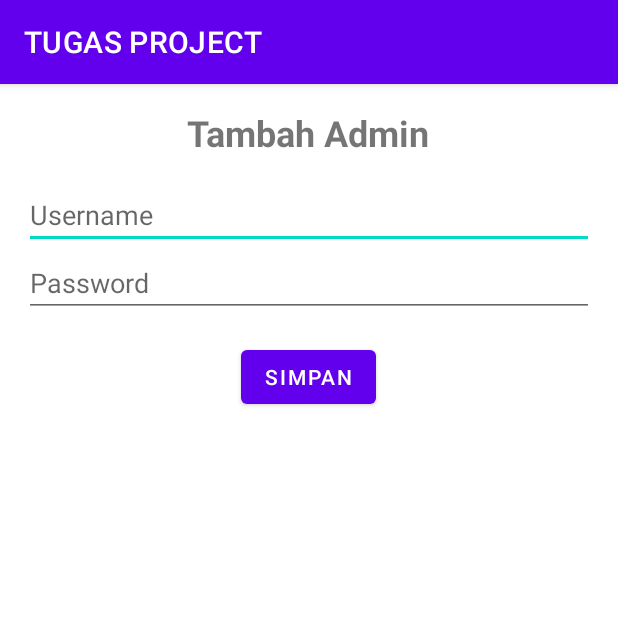
After one commit to agustisp/UAS_MobileProgramming_06TPLE009, an Android app: the v_tambah_admin screen opened directly, with no data from a screen before it, on a phone screen of 412 x 824 dp, the top half of it. The commit adds this screen. Run offline under Robolectric (Android 15) with nearby library versions, the phone set to English and light mode, and no system bars.

Commit message:
Ada penambahan activity: v_kelola_admin dan v_tambah_admin. Saya tambahkan juga class database (SQLite)

```diff
--- a/app/src/main/AndroidManifest.xml
+++ b/app/src/main/AndroidManifest.xml
@@ -11,6 +11,12 @@
         android:supportsRtl="true"
         android:theme="@style/Theme.TUGASPROJECT"
         tools:targetApi="31">
+        <activity
+            android:name=".v_tambah_admin"
+            android:exported="false" />
+        <activity
+            android:name=".v_kelola_admin"
+            android:exported="false" />
         <activity
             android:name=".MainActivity3"
             android:exported="false" />
--- /dev/null
+++ b/app/src/main/java/com/example/tugasproject/DatabaseHelper.java
@@ -0,0 +1,38 @@
+package com.example.tugasproject;
+
+import android.content.Context;
+import android.database.sqlite.SQLiteDatabase;
+import android.database.sqlite.SQLiteOpenHelper;
+
+public class DatabaseHelper extends SQLiteOpenHelper{
+    private static final String DATABASE_NAME = "inventory.db";
+    private static final int DATABASE_VERSION = 1;
+
+    // Initializing table (admin)
+    public static final String TABLE_ADMIN = "admin";
+    public static final String COLUMN_ID = "id_admin";
+    public static final String COLUMN_USERNAME = "username";
+    public static final String COLUMN_PASSWORD = "password";
+
+    public DatabaseHelper(Context context) {
+        super(context, DATABASE_NAME, null, DATABASE_VERSION);
+    }
+
+    @Override
+    public void onCreate(SQLiteDatabase db) {
+        // Create the admin table
+        String createAdminTableQuery = "CREATE TABLE " + TABLE_ADMIN + "("
+                + COLUMN_ID + " INTEGER PRIMARY KEY AUTOINCREMENT, "
+                + COLUMN_USERNAME + " TEXT, "
+                + COLUMN_PASSWORD + " TEXT)";
+        db.execSQL(createAdminTableQuery);
+    }
+
+    @Override
+    public void onUpgrade(SQLiteDatabase db, int oldVersion, int newVersion) {
+        // Drop existing table if it exists
+        db.execSQL("DROP TABLE IF EXISTS " + TABLE_ADMIN);
+        // Create the table again
+        onCreate(db);
+    }
+}
--- /dev/null
+++ b/app/src/main/java/com/example/tugasproject/v_tambah_admin.java
@@ -0,0 +1,59 @@
+package com.example.tugasproject;
+
+import androidx.appcompat.app.AppCompatActivity;
+
+import android.content.ContentValues;
+import android.database.sqlite.SQLiteDatabase;
+import android.os.Bundle;
+import android.view.View;
+import android.widget.Button;
+import android.widget.EditText;
+import android.widget.Toast;
+
+public class v_tambah_admin extends AppCompatActivity {
+    private EditText editTextUsername, editTextPassword;
+    private Button buttonSimpan;
+    private DatabaseHelper databaseHelper;
+
+    @Override
+    protected void onCreate(Bundle savedInstanceState) {
+        super.onCreate(savedInstanceState);
+        setContentView(R.layout.activity_vtambah_admin);
+
+        editTextUsername = findViewById(R.id.editTextUsername);
+        editTextPassword = findViewById(R.id.editTextPassword);
+        buttonSimpan = findViewById(R.id.buttonSimpan);
+        databaseHelper = new DatabaseHelper(this);
+
+        buttonSimpan.setOnClickListener(new View.OnClickListener() {
+            @Override
+            public void onClick(View view) {
+                String username = editTextUsername.getText().toString().trim();
+                String password = editTextPassword.getText().toString().trim();
+
+                // Insert admin data into database
+                long result = insertAdmin(username, password);
+
+                if (result != -1) {
+                    Toast.makeText(v_tambah_admin.this, "Admin has been added", Toast.LENGTH_SHORT).show();
+                } else {
+                    Toast.makeText(v_tambah_admin.this, "Failed to add admin", Toast.LENGTH_SHORT).show();
+                }
+
+                // Return to v_kelola_admin page
+                finish();
+            }
+        });
+    }
+
+    private long insertAdmin(String username, String password) {
+        SQLiteDatabase db = databaseHelper.getWritableDatabase();
+        ContentValues values = new ContentValues();
+        values.put("username", username);
+        values.put("password", password);
+
+        long result = db.insert("admin", null, values);
+        db.close();
+        return result;
+    }
+}
--- /dev/null
+++ b/app/src/main/res/layout/activity_vtambah_admin.xml
@@ -0,0 +1,40 @@
+<?xml version="1.0" encoding="utf-8"?>
+<LinearLayout xmlns:android="http://schemas.android.com/apk/res/android"
+    xmlns:tools="http://schemas.android.com/tools"
+    android:layout_width="match_parent"
+    android:layout_height="match_parent"
+    android:orientation="vertical"
+    android:padding="16dp">
+
+    <TextView
+        android:layout_width="wrap_content"
+        android:layout_height="wrap_content"
+        android:text="Tambah Admin"
+        android:textSize="24sp"
+        android:textStyle="bold"
+        android:layout_gravity="center_horizontal"
+        android:layout_marginBottom="16dp"/>
+
+    <EditText
+        android:id="@+id/editTextUsername"
+        android:layout_width="match_parent"
+        android:layout_height="wrap_content"
+        android:hint="Username"
+        android:inputType="text"/>
+
+    <EditText
+        android:id="@+id/editTextPassword"
+        android:layout_width="match_parent"
+        android:layout_height="wrap_content"
+        android:hint="Password"
+        android:inputType="textPassword"/>
+
+    <Button
+        android:id="@+id/buttonSimpan"
+        android:layout_width="wrap_content"
+        android:layout_height="wrap_content"
+        android:text="Simpan"
+        android:layout_gravity="center_horizontal"
+        android:layout_marginTop="16dp"/>
+
+</LinearLayout>
```
Also changed, not shown: app/src/main/java/com/example/tugasproject/MainActivity.java (+75 -3 lines), app/src/main/java/com/example/tugasproject/MainActivity2.java (+11 -2 lines), app/src/main/java/com/example/tugasproject/v_kelola_admin.java (added, +71 -0 lines), app/src/main/res/layout/activity_v_kelola_admin.xml (added, +26 -0 lines).
